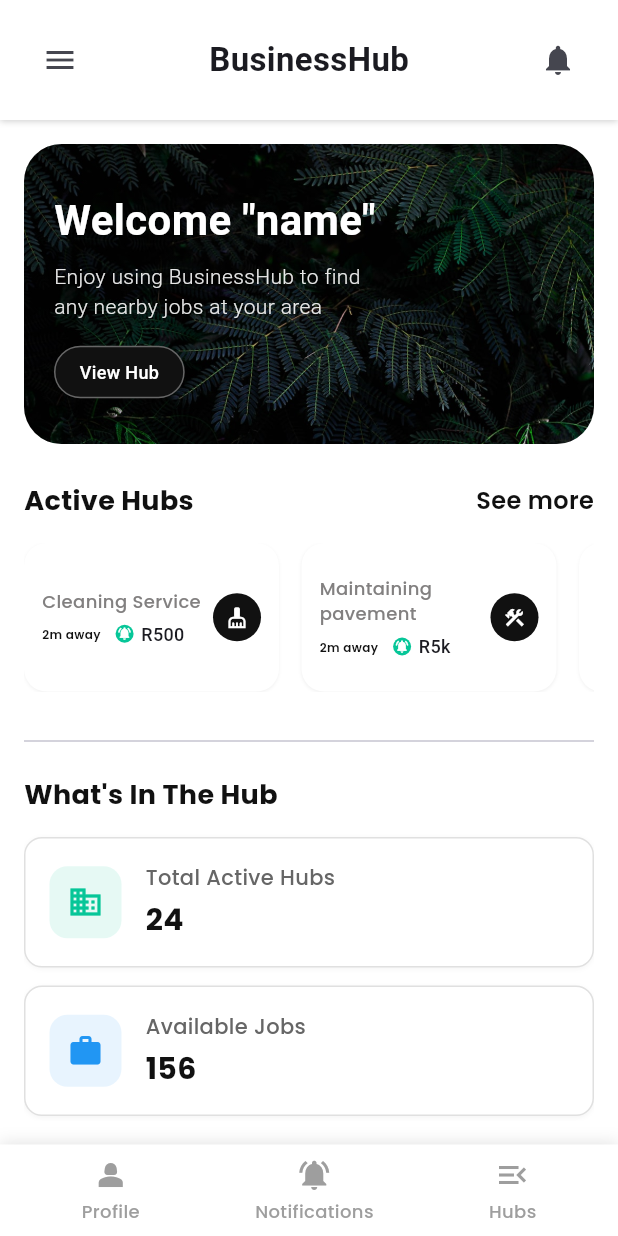
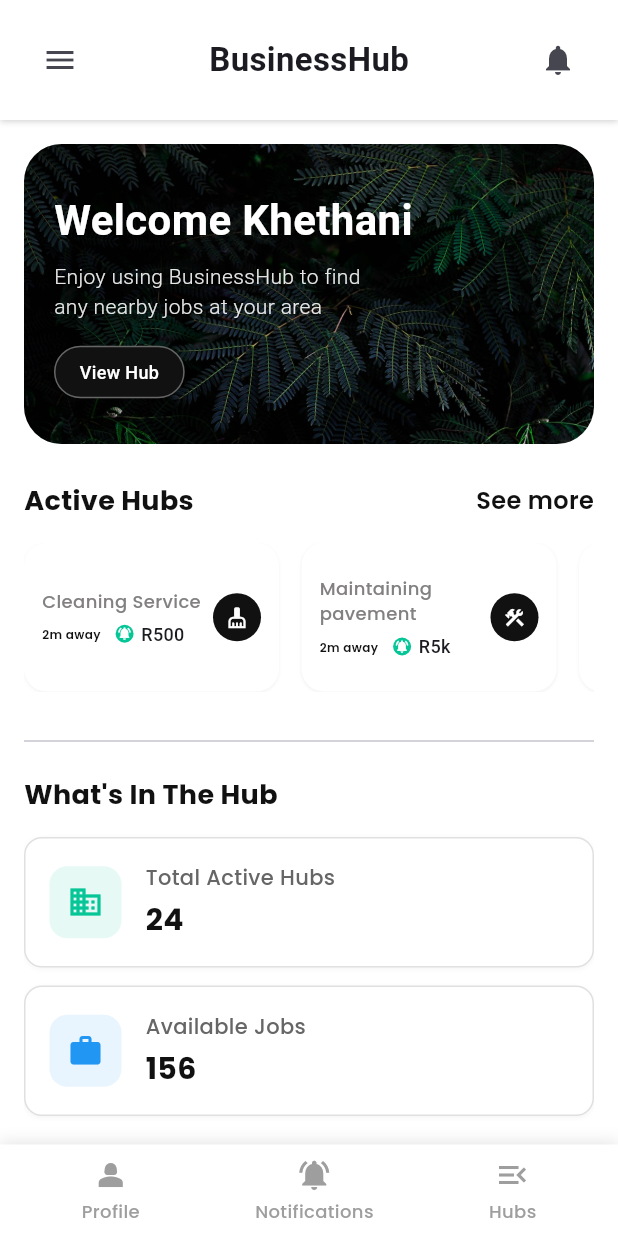
Before and after one commit to Elton2223/BusinessHub-Mobile, a Flutter app: the HomePage screen opened by its route, on a phone screen of 412 x 824 dp. Run offline on Flutter 3.47's test engine with Material 3 defaults, Android fonts, the light colour scheme and no system bars; our stand-ins replace google_fonts; accounts and stored records are empty; Roboto replaces fonts that are missing (GoogleFonts.poppins).

Commit message:
Update home_page.dart

```diff
--- a/lib/home_page.dart
+++ b/lib/home_page.dart
@@ -174,7 +174,7 @@ class _HomePageState extends State<HomePage> {
                              mainAxisAlignment: MainAxisAlignment.center,
                              children: [
                                Text(
-                                 'Welcome "name"',
+                                 'Welcome Khethani',
                                  style: GoogleFonts.readexPro(
                                    color: Colors.white,
                                    fontSize: 28,
```
